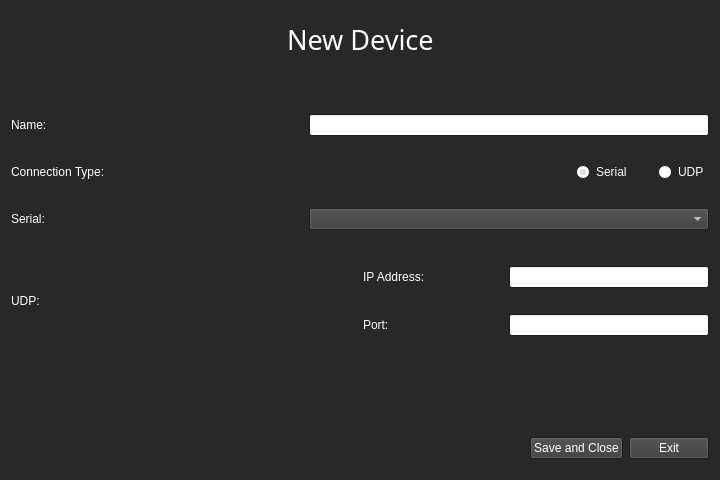
This is menus/createdevice.ui in PSP-High-Altitude/GroundStation as Qt 5 draws it before an edit. The edited form follows.
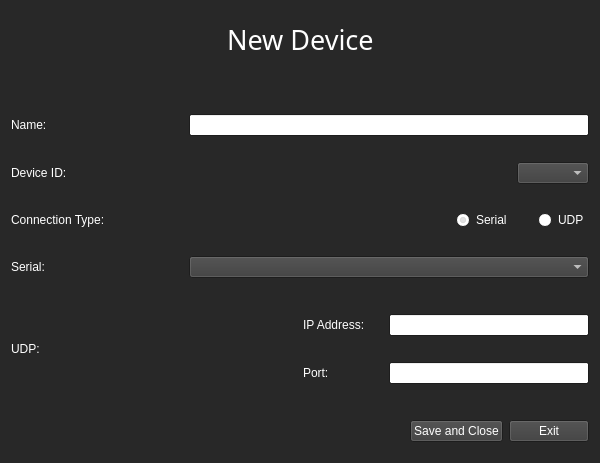
This is the edited form.

Commit message:
PSPCOM implementation and started device control
- PSPCOM: completed initial PSPCOM and worker class for processing incoming messages and sending messages.
- Device Control: Device class now polls device for supported messages on connection.
- Console: console receives formatted PSPCOM messages to display.

Diff of the .ui file:
```diff
--- a/menus/createdevice.ui
+++ b/menus/createdevice.ui
@@ -6,8 +6,8 @@
    <rect>
     <x>0</x>
     <y>0</y>
-    <width>720</width>
-    <height>480</height>
+    <width>600</width>
+    <height>439</height>
    </rect>
   </property>
   <property name="palette">
@@ -268,6 +268,39 @@
      </item>
     </layout>
    </item>
+   <item>
+    <layout class="QHBoxLayout" name="horizontalLayout_9">
+     <property name="topMargin">
+      <number>10</number>
+     </property>
+     <property name="bottomMargin">
+      <number>10</number>
+     </property>
+     <item>
+      <widget class="QLabel" name="label_8">
+       <property name="text">
+        <string>Device ID:</string>
+       </property>
+      </widget>
+     </item>
+     <item>
+      <spacer name="horizontalSpacer_10">
+       <property name="orientation">
+        <enum>Qt::Horizontal</enum>
+       </property>
+       <property name="sizeHint" stdset="0">
+        <size>
+         <width>40</width>
+         <height>20</height>
+        </size>
+       </property>
+      </spacer>
+     </item>
+     <item>
+      <widget class="QComboBox" name="device_id"/>
+     </item>
+    </layout>
+   </item>
    <item>
     <layout class="QHBoxLayout" name="horizontalLayout_4">
      <property name="topMargin">
```
The commit also changes 33 other files.
